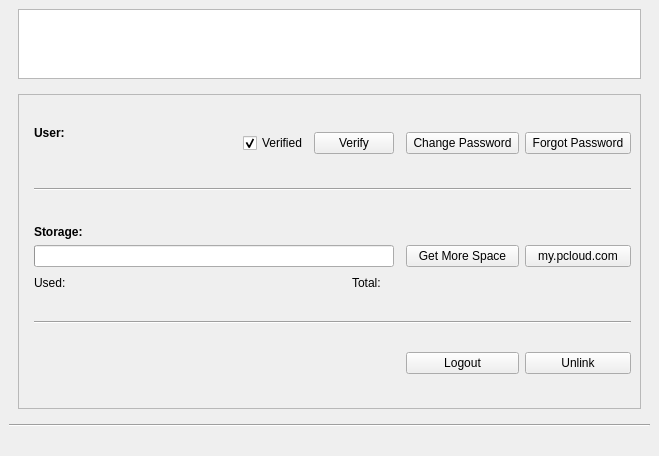
Before: the Qt Designer form pcloudwindow.ui in pcloudcom/psyncgui, drawn with Qt 5.
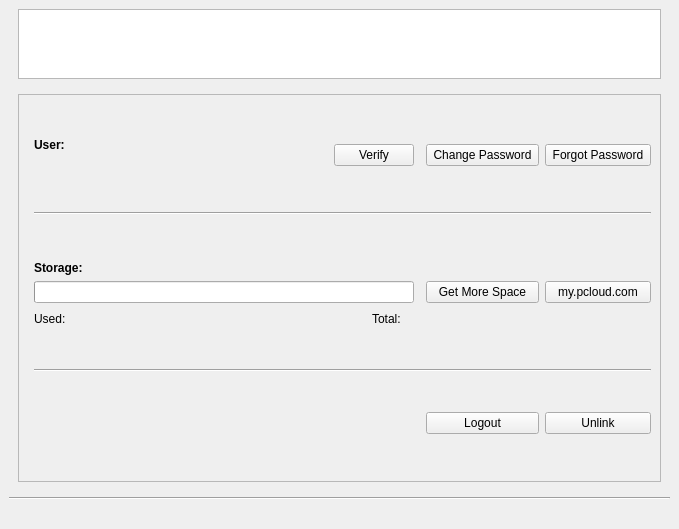
After: the same form once the commit is applied. The open tabs and pages were chosen to show the change. Icons and pictures are not drawn.

Commit message: SLX-236 | update accnt and settings tabs - remove verify checkbox ...

What changed in the file:
```diff
--- a/pcloudwindow.ui
+++ b/pcloudwindow.ui
@@ -6,8 +6,8 @@
    <rect>
     <x>0</x>
     <y>0</y>
-    <width>602</width>
-    <height>456</height>
+    <width>679</width>
+    <height>529</height>
    </rect>
   </property>
   <property name="windowTitle">
@@ -138,19 +138,6 @@
                  </property>
                 </spacer>
                </item>
-               <item>
-                <widget class="QCheckBox" name="checkBoxVerified">
-                 <property name="layoutDirection">
-                  <enum>Qt::LeftToRight</enum>
-                 </property>
-                 <property name="text">
-                  <string>Verified</string>
-                 </property>
-                 <property name="checked">
-                  <bool>true</bool>
-                 </property>
-                </widget>
-               </item>
                <item>
                 <widget class="QPushButton" name="btnVerify">
                  <property name="text">
```
Left out of the diff: 19 changed lines with no effect on the pictures. The commit also changes 2 other files.
